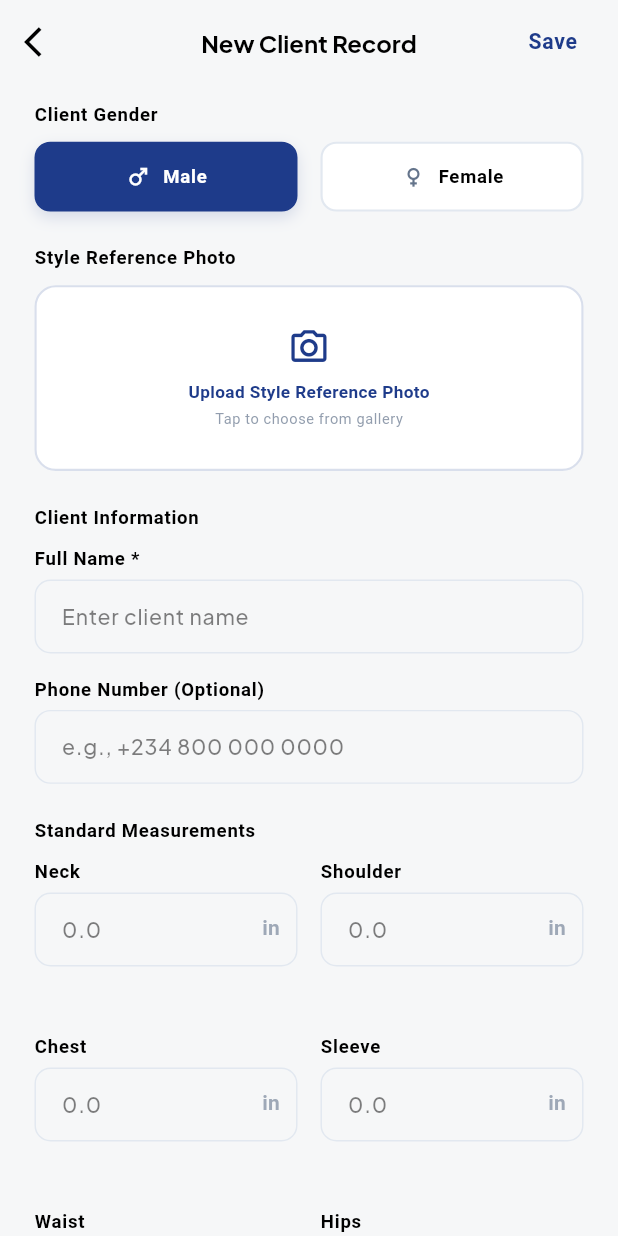
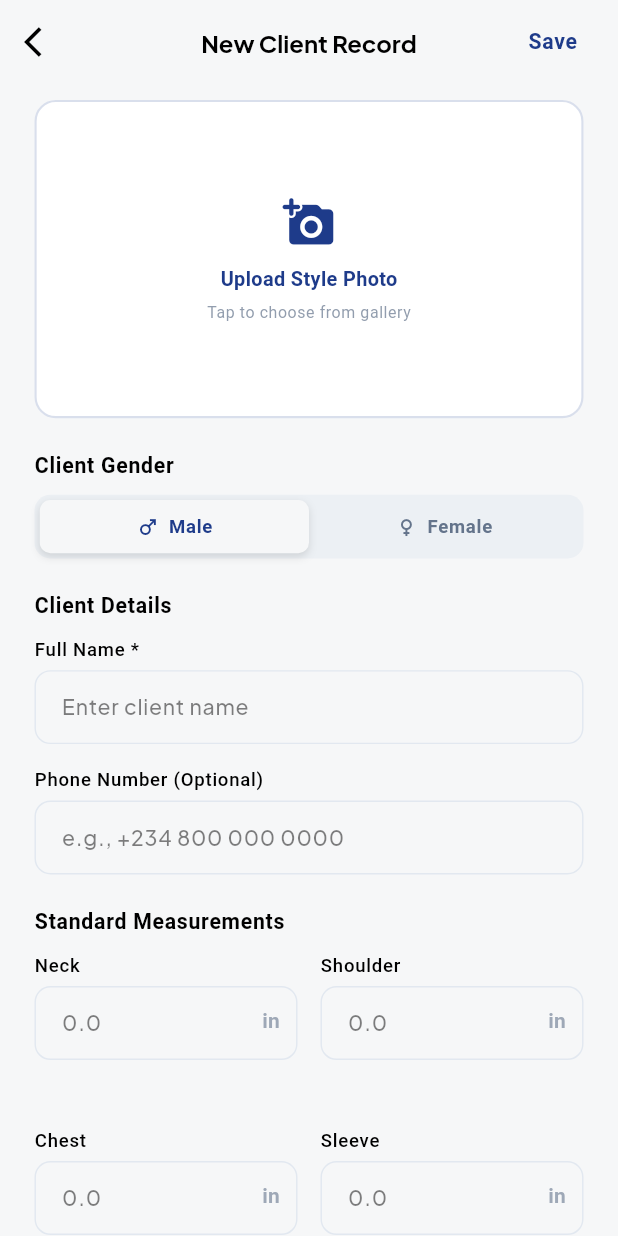
Before and after one commit to Shakirullah-builds/sewsafe-mobile, a Flutter app: the screen it shows once a user with an empty profile is signed in, after a tap on "Add Your First Client", on a phone screen of 412 x 824 dp. Run offline on Flutter 3.47's test engine with Material 3 defaults, Android fonts, the phone set to English and light mode, and no system bars; our stand-ins replace flutter_dotenv, flutter_riverpod, flutter_screenutil, flutter_svg, go_router, google_fonts and 4 more; missing offline and left inert: open_mail; accounts and stored records are empty; generated files the repository leaves out were written again; network calls fail.

Commit message:
refactor(ui): extract reusable CustomTabSwitcher and enhance client record form

```diff
--- /dev/null
+++ b/lib/src/core/widgets/custom_tab_switcher.dart
@@ -0,0 +1,87 @@
+import 'package:flutter/material.dart';
+import 'package:flutter_screenutil/flutter_screenutil.dart';
+import 'package:sewsafe_mobile/src/core/constants/app_colors.dart';
+import 'package:sewsafe_mobile/src/core/widgets/custom_text.dart';
+
+class CustomTabSwitcher extends StatelessWidget {
+  final int selectedIndex;
+  final List<String> labels;
+  final List<IconData>? icons;
+  final ValueChanged<int> onChanged;
+  final double? height;
+  final EdgeInsetsGeometry? margin;
+
+  const CustomTabSwitcher({
+    super.key,
+    required this.selectedIndex,
+    required this.labels,
+    this.icons,
+    required this.onChanged,
+    this.height,
+    this.margin,
+  });
+
+  @override
+  Widget build(BuildContext context) {
+    final theme = Theme.of(context);
+    return Container(
+      margin: margin,
+      height: height ?? 48.h,
+      padding: EdgeInsets.all(4.r),
+      decoration: BoxDecoration(
+        color: AppColors.placeholder.withValues(alpha: 0.5),
+        borderRadius: BorderRadius.circular(12.r),
+      ),
+      child: Row(
+        children: List.generate(labels.length, (index) {
+          final isSelected = selectedIndex == index;
+          final hasIcon = icons != null && icons!.length > index;
+
+          return Expanded(
+            child: GestureDetector(
+              onTap: () => onChanged(index),
+              child: AnimatedContainer(
+                duration: const Duration(milliseconds: 200),
+                alignment: Alignment.center,
+                decoration: BoxDecoration(
+                  color: isSelected ? theme.scaffoldBackgroundColor : Colors.transparent,
+                  borderRadius: BorderRadius.circular(8.r),
+                  boxShadow: isSelected
+                      ? [
+                          const BoxShadow(
+                            color: Colors.black12,
+                            blurRadius: 4,
+                            offset: Offset(0, 2),
+                          ),
+                        ]
+                      : [],
+                ),
+                child: Row(
+                  mainAxisAlignment: MainAxisAlignment.center,
+                  children: [
+                    if (hasIcon) ...[
+                      Icon(
+                        icons![index],
+                        color: isSelected ? theme.colorScheme.primary : AppColors.textBody,
+                        size: 18.sp,
+                      ),
+                      6.horizontalSpace,
+                    ],
+                    CustomText(
+                      labels[index],
+                      style: theme.textTheme.bodyLarge?.copyWith(
+                        fontSize: 14.spMin,
+                        fontWeight: FontWeight.bold,
+                        color: isSelected ? theme.colorScheme.primary : AppColors.textBody,
+                      ),
+                    ),
+                  ],
+                ),
+              ),
+            ),
+          );
+        }),
+      ),
+    );
+  }
+}
--- a/lib/src/core/widgets/custom_textform_field.dart
+++ b/lib/src/core/widgets/custom_textform_field.dart
@@ -42,7 +42,7 @@ class CustomTextField extends StatelessWidget {
           style: theme.textTheme.bodyLarge?.copyWith(
             fontSize: 14.spMin,
             color: AppColors.textSecondary,
-            fontWeight: FontWeight.w600,
+            fontWeight: FontWeight.w500,
           ),
         ),
         5.verticalSpace,
--- a/lib/src/features/auth/frontend/presentation/widgets/auth_tab_switcher.dart
+++ b/lib/src/features/auth/frontend/presentation/widgets/auth_tab_switcher.dart
@@ -1,11 +1,10 @@
 import 'package:flutter/material.dart';
 import 'package:flutter_screenutil/flutter_screenutil.dart';
-import 'package:sewsafe_mobile/src/core/constants/app_colors.dart';
-import 'package:sewsafe_mobile/src/core/widgets/custom_text.dart';
+import 'package:sewsafe_mobile/src/core/widgets/custom_tab_switcher.dart';
 
 class AuthTabSwitcher extends StatelessWidget {
   final bool isLogin;
-  final ValueChanged<bool> onToggle; // This is the secret sauce!
+  final ValueChanged<bool> onToggle;
 
   const AuthTabSwitcher({
     super.key,
@@ -15,90 +14,14 @@ class AuthTabSwitcher extends StatelessWidget {
 
   @override
   Widget build(BuildContext context) {
-    final theme = Theme.of(context);
     return Padding(
       padding: EdgeInsets.symmetric(horizontal: 28.w),
-
-      child: Container(
-        height: 48.h,
-        padding: EdgeInsets.all(4.r),
-        decoration: BoxDecoration(
-          color: AppColors.placeholder,
-          borderRadius: BorderRadius.circular(12.r),
-        ),
-        child: Row(
-          children: [
-            // Sign-Up Tab
-            Expanded(
-              child: GestureDetector(
-                // When tapped, tell the parent to set isLogin to FALSE
-                onTap: () => onToggle(false),
-                child: AnimatedContainer(
-                  duration: const Duration(milliseconds: 200),
-                  alignment: Alignment.center,
-                  decoration: BoxDecoration(
-                    color: !isLogin ? theme.scaffoldBackgroundColor : Colors.transparent,
-                    borderRadius: BorderRadius.circular(8.r),
-                    boxShadow: !isLogin
-                        ? [
-                            const BoxShadow(
-                              color: Colors.black12,
-                              blurRadius: 4,
-                              offset: Offset(0, 2),
-                            ),
-                          ]
-                        : [],
-                  ),
-                  child: CustomText(
-                    'Sign-up',
-                    style: theme.textTheme.bodyLarge?.copyWith(
-                      fontSize: 14.spMin,
-                      fontWeight: FontWeight.bold,
-                      color: theme.colorScheme.primary
-                  ),
-                ),
-              ),
-            ),
-            ),
-            // Login Tab
-            Expanded(
-              child: GestureDetector(
-                // When tapped, tell the parent to set isLogin to TRUE
-                onTap: () => onToggle(true),
-                child: AnimatedContainer(
-                  duration: const Duration(milliseconds: 200),
-                  alignment: Alignment.center,
-                  decoration: BoxDecoration(
-                    color: isLogin ? theme.scaffoldBackgroundColor : Colors.transparent,
-                    borderRadius: BorderRadius.circular(8.r),
-                    boxShadow: isLogin
-                        ? [
-                            const BoxShadow(
-                              color: Colors.black12,
-                              blurRadius: 4,
-                              offset: Offset(0, 2),
-                            ),
-                          ]
-                        : [],
-                  ),
-                  child: CustomText(
-                    'Login',
-                    style: theme.textTheme.bodyLarge?.copyWith(
-                      fontSize: 14.spMin,
-                      fontWeight: FontWeight.bold,
-                      color: theme.colorScheme.primary
-
-                    ),
-                    // fontWeight: isLogin ? FontWeight.bold : FontWeight.normal,
-                    // color: isLogin
-                    //     ? theme.colorScheme.primary
-                    //     : Colors.grey.shade600,
-                  ),
-                ),
-              ),
-            ),
-          ],
-        ),
+      child: CustomTabSwitcher(
+        selectedIndex: isLogin ? 1 : 0,
+        labels: const ['Sign-up', 'Login'],
+        onChanged: (index) {
+          onToggle(index == 1);
+        },
       ),
     );
   }
--- a/lib/src/features/customer_management/presentation/screens/new_client_record_screen.dart
+++ b/lib/src/features/customer_management/presentation/screens/new_client_record_screen.dart
@@ -6,6 +6,7 @@ import 'package:go_router/go_router.dart';
 import 'package:image_picker/image_picker.dart';
 import 'package:sewsafe_mobile/src/core/constants/app_colors.dart';
 import 'package:sewsafe_mobile/src/core/widgets/custom_button.dart';
+import 'package:sewsafe_mobile/src/core/widgets/custom_tab_switcher.dart';
 import 'package:sewsafe_mobile/src/core/widgets/custom_text.dart';
 import 'package:sewsafe_mobile/src/core/widgets/custom_textform_field.dart';
 import 'package:sewsafe_mobile/src/core/widgets/loading_overlay.dart';
@@ -24,6 +25,65 @@ class CustomFieldControllerPair {
   void dispose() {
     nameController.dispose();
     valueController.dispose();
+  }
+}
+
+/// Custom painter to draw a smooth, resolution-independent dashed border around cards
+class DashedRectPainter extends CustomPainter {
+  final Color color;
+  final double strokeWidth;
+  final double gap;
+  final double dashLength;
+  final double borderRadius;
+
+  DashedRectPainter({
+    required this.color,
+    this.strokeWidth = 1.5,
+    this.gap = 4.0,
+    this.dashLength = 6.0,
+    this.borderRadius = 12.0,
+  });
+
+  @override
+  void paint(Canvas canvas, Size size) {
+    final paint = Paint()
+      ..color = color
+      ..strokeWidth = strokeWidth
+      ..style = PaintingStyle.stroke;
+
+    final path = Path()
+      ..addRRect(
+        RRect.fromRectAndRadius(
+          Rect.fromLTWH(0, 0, size.width, size.height),
+          Radius.circular(borderRadius),
+        ),
+      );
+
+    final dashedPath = Path();
+    double distance = 0.0;
+
+    for (final pathMetric in path.computeMetrics()) {
+      while (distance < pathMetric.length) {
+        final length = dashLength;
+        dashedPath.addPath(
+          pathMetric.extractPath(distance, distance + length),
+          Offset.zero,
+        );
+        distance += length + gap;
+      }
+      distance = 0.0;
+    }
+
+    canvas.drawPath(dashedPath, paint);
+  }
+
+  @override
+  bool shouldRepaint(covariant DashedRectPainter oldDelegate) {
+    return oldDelegate.color != color ||
+        oldDelegate.strokeWidth != strokeWidth ||
+        oldDelegate.gap != gap ||
+        oldDelegate.dashLength != dashLength ||
+        oldDelegate.borderRadius != borderRadius;
   }
 }
 
@@ -190,7 +250,9 @@ class _NewClientRecordScreenState extends ConsumerState<NewClientRecordScreen> {
       }
     }
 
-    final success = await ref.read(clientControllerProvider.notifier).addClient(
+    final success = await ref
+        .read(clientControllerProvider.notifier)
+        .addClient(
           fullName: name,
           phoneNumber: phone,
           gender: gender,
@@ -269,37 +331,37 @@ class _NewClientRecordScreenState extends ConsumerState<NewClientRecordScreen> {
               child: Column(
                 crossAxisAlignment: CrossAxisAlignment.start,
                 children: [
-                  // 1. Gender Selection
+                  // 1. Style Photo Selector (First prominent element)
+                  _buildPhotoSelector(),
+                  24.verticalSpace,
+
+                  // 2. Gender Selection (Sliding tab layout)
                   CustomText(
                     'Client Gender',
                     style: theme.textTheme.bodyLarge?.copyWith(
-                      fontSize: 14.spMin,
+                      fontSize: 16.spMin,
                       color: AppColors.textSecondary,
                       fontWeight: FontWeight.w600,
                     ),
                   ),
                   10.verticalSpace,
-                  _buildGenderSelector(),
+                  CustomTabSwitcher(
+                    selectedIndex: _selectedGender == 'male' ? 0 : 1,
+                    labels: const ['Male', 'Female'],
+                    icons: const [Icons.male, Icons.female],
+                    onChanged: (index) {
+                      setState(() {
+                        _selectedGender = index == 0 ? 'male' : 'female';
+                      });
+                    },
+                  ),
                   24.verticalSpace,
 
-                  // 2. Style Photo Selector
+                  // 3. Basic Info Card (Client Details)
                   CustomText(
-                    'Style Reference Photo',
+                    'Client Details',
                     style: theme.textTheme.bodyLarge?.copyWith(
-                      fontSize: 14.spMin,
-                      color: AppColors.textSecondary,
-                      fontWeight: FontWeight.w600,
-                    ),
-                  ),
-                  10.verticalSpace,
-                  _buildPhotoSelector(),
-                  24.verticalSpace,
-
-                  // 3. Basic Info Card
-                  CustomText(
-                    'Client Information',
-                    style: theme.textTheme.bodyLarge?.copyWith(
-                      fontSize: 14.spMin,
+                      fontSize: 16.spMin,
                       color: AppColors.textSecondary,
                       fontWeight: FontWeight.w600,
                     ),
@@ -329,7 +391,7 @@ class _NewClientRecordScreenState extends ConsumerState<NewClientRecordScreen> {
                   CustomText(
                     'Standard Measurements',
                     style: theme.textTheme.bodyLarge?.copyWith(
-                      fontSize: 14.spMin,
+                      fontSize: 16.spMin,
                       color: AppColors.textSecondary,
                       fontWeight: FontWeight.w600,
                     ),
@@ -374,92 +436,12 @@ class _NewClientRecordScreenState extends ConsumerState<NewClientRecordScreen> {
     );
   }
 
-  Widget _buildGenderSelector() {
-    return Row(
-      children: [
-        Expanded(
-          child: _buildGenderButton(
-            gender: 'male',
-            label: 'Male',
-            icon: Icons.male,
-            isSelected: _selectedGender == 'male',
-          ),
-        ),
-        16.horizontalSpace,
-        Expanded(
-          child: _buildGenderButton(
-            gender: 'female',
-            label: 'Female',
-            icon: Icons.female,
-            isSelected: _selectedGender == 'female',
-          ),
-        ),
-      ],
-    );
-  }
-
-  Widget _buildGenderButton({
-    required String gender,
-    required String label,
-    required IconData icon,
-    required bool isSelected,
-  }) {
-    final theme = Theme.of(context);
-    return GestureDetector(
-      onTap: () {
-        setState(() {
-          _selectedGender = gender;
-        });
-      },
-      child: AnimatedContainer(
-        duration: const Duration(milliseconds: 200),
-        padding: EdgeInsets.symmetric(vertical: 14.h),
-        decoration: BoxDecoration(
-          color: isSelected ? AppColors.primary : AppColors.surfaceWhite,
-          borderRadius: BorderRadius.circular(12.r),
-          border: Border.all(
-            color: isSelected ? AppColors.primary : AppColors.placeholder,
-            width: 1.5.w,
-          ),
-          boxShadow: isSelected
-              ? [
-                  BoxShadow(
-                    color: AppColors.primary.withValues(alpha: 0.15),
-                    blurRadius: 8,
-                    offset: const Offset(0, 4),
-                  ),
-                ]
-              : [],
-        ),
-        child: Row(
-          mainAxisAlignment: MainAxisAlignment.center,
-          children: [
-            Icon(
-              icon,
-              color: isSelected ? Colors.white : AppColors.textBody,
-              size: 20.sp,
-            ),
-            8.horizontalSpace,
-            CustomText(
-              label,
-              style: theme.textTheme.bodyLarge?.copyWith(
-                color: isSelected ? Colors.white : AppColors.textSecondary,
-                fontWeight: FontWeight.w600,
-                fontSize: 14.spMin,
-              ),
-            ),
-          ],
-        ),
-      ),
-    );
-  }
-
   Widget _buildPhotoSelector() {
     final theme = Theme.of(context);
     return GestureDetector(
       onTap: _pickImage,
       child: Container(
-        height: 140.h,
+        height: 240.h,
         width: double.infinity,
         decoration: BoxDecoration(
           color: AppColors.surfaceWhite,
@@ -482,8 +464,8 @@ class _NewClientRecordScreenState extends ConsumerState<NewClientRecordScreen> {
                     ),
                   ),
                   Positioned(
-                    top: 8.h,
-                    right: 8.w,
+                    top: 12.h,
+                    right: 12.w,
                     child: GestureDetector(
                       onTap: () {
                         setState(() {
@@ -491,7 +473,7 @@ class _NewClientRecordScreenState extends ConsumerState<NewClientRecordScreen> {
                         });
                       },
                       child: Container(
-                        padding: EdgeInsets.all(6.r),
+                        padding: EdgeInsets.all(8.r),
                         decoration: const BoxDecoration(
                           color: Colors.black54,
                           shape: BoxShape.circle,
@@ -499,7 +481,7 @@ class _NewClientRecordScreenState extends ConsumerState<NewClientRecordScreen> {
                         child: Icon(
                           Icons.close,
                           color: Colors.white,
-                          size: 16.sp,
+                          size: 18.sp,
                         ),
                       ),
                     ),
@@ -510,25 +492,25 @@ class _NewClientRecordScreenState extends ConsumerState<NewClientRecordScreen> {
                 mainAxisAlignment: MainAxisAlignment.center,
                 children: [
                   Icon(
-                    Icons.camera_alt_outlined,
+                    Icons.add_a_photo_rounded,
                     color: AppColors.primary,
-                    size: 32.sp,
+                    size: 40.sp,
                   ),
-                  8.verticalSpace,
+                  12.verticalSpace,
                   CustomText(
-                    'Upload Style Reference Photo',
+                    'Upload Style Photo',
                     style: theme.textTheme.bodyMedium?.copyWith(
                       color: AppColors.primary,
-                      fontWeight: FontWeight.w600,
-                      fontSize: 13.spMin,
+                      fontWeight: FontWeight.bold,
+                      fontSize: 15.spMin,
                     ),
                   ),
-                  4.verticalSpace,
+                  6.verticalSpace,
                   CustomText(
                     'Tap to choose from gallery',
                     style: theme.textTheme.bodySmall?.copyWith(
                       color: AppColors.textBody.withValues(alpha: 0.7),
-                      fontSize: 11.spMin,
+                      fontSize: 12.spMin,
                     ),
                   ),
                 ],
@@ -569,42 +551,18 @@ class _NewClientRecordScreenState extends ConsumerState<NewClientRecordScreen> {
     return Column(
       crossAxisAlignment: CrossAxisAlignment.start,
       children: [
-        Row(
-          mainAxisAlignment: MainAxisAlignment.spaceBetween,
-          children: [
         CustomText(
           'Custom Measurements',
           style: theme.textTheme.bodyLarge?.copyWith(
-                fontSize: 14.spMin,
+            fontSize: 16.spMin,
             color: AppColors.textSecondary,
             fontWeight: FontWeight.w600,
           ),
         ),
-            TextButton.icon(
-              onPressed: () {
-                setState(() {
-                  _customFields.add(CustomFieldControllerPair());
-                });
-              },
-              icon: Icon(
-                Icons.add_circle_outline,
-                size: 18.sp,
-                color: AppColors.primary,
-              ),
-              label: CustomText(
-                'Add Custom',
-                style: theme.textTheme.bodyMedium?.copyWith(
-                  color: AppColors.primary,
-                  fontWeight: FontWeight.bold,
-                  fontSize: 13.spMin,
-                ),
-              ),
-            ),
-          ],
-        ),
+        10.verticalSpace,
         if (_customFields.isEmpty)
           Padding(
-            padding: EdgeInsets.symmetric(vertical: 8.h),
+            padding: EdgeInsets.only(bottom: 12.h),
             child: Container(
               width: double.infinity,
               padding: EdgeInsets.all(12.r),
@@ -621,7 +579,7 @@ class _NewClientRecordScreenState extends ConsumerState<NewClientRecordScreen> {
               ),
             ),
           )
-        else
+        else ...[
           ListView.separated(
             shrinkWrap: true,
             physics: const NeverScrollableScrollPhysics(),
@@ -639,7 +597,6 @@ class _NewClientRecordScreenState extends ConsumerState<NewClientRecordScreen> {
                       controller: pair.nameController,
                       hintText: 'e.g., Cap Size',
                       headerText: 'Label',
-                      //keyboardType: TextInputType.,
                     ),
                   ),
                   12.horizontalSpace,
@@ -685,6 +642,46 @@ class _NewClientRecordScreenState extends ConsumerState<NewClientRecordScreen> {
               );
             },
           ),
+          16.verticalSpace,
+        ],
+        // 6. Prominent Dashed-Border Action Card Button
+        CustomPaint(
+          painter: DashedRectPainter(
+            color: AppColors.primary,
+            borderRadius: 12.r,
+          ),
+          child: GestureDetector(
+            onTap: () {
+              setState(() {
+                _customFields.add(CustomFieldControllerPair());
+              });
+            },
+            child: Container(
+              height: 56.h,
+              width: double.infinity,
+              color: Colors.transparent, // Capture gestures in full area
+              child: Row(
+                mainAxisAlignment: MainAxisAlignment.center,
+                children: [
+                  Icon(
+                    Icons.add_circle_outline,
+                    color: AppColors.primary,
+                    size: 20.sp,
+                  ),
+                  8.horizontalSpace,
+                  CustomText(
+                    'Add Custom Measurement',
+                    style: theme.textTheme.bodyMedium?.copyWith(
+                      color: AppColors.primary,
+                      fontWeight: FontWeight.bold,
+                      fontSize: 14.spMin,
+                    ),
+                  ),
+                ],
+              ),
+            ),
+          ),
+        ),
       ],
     );
   }
```
Lines whose indentation alone changed are shown as unchanged.
